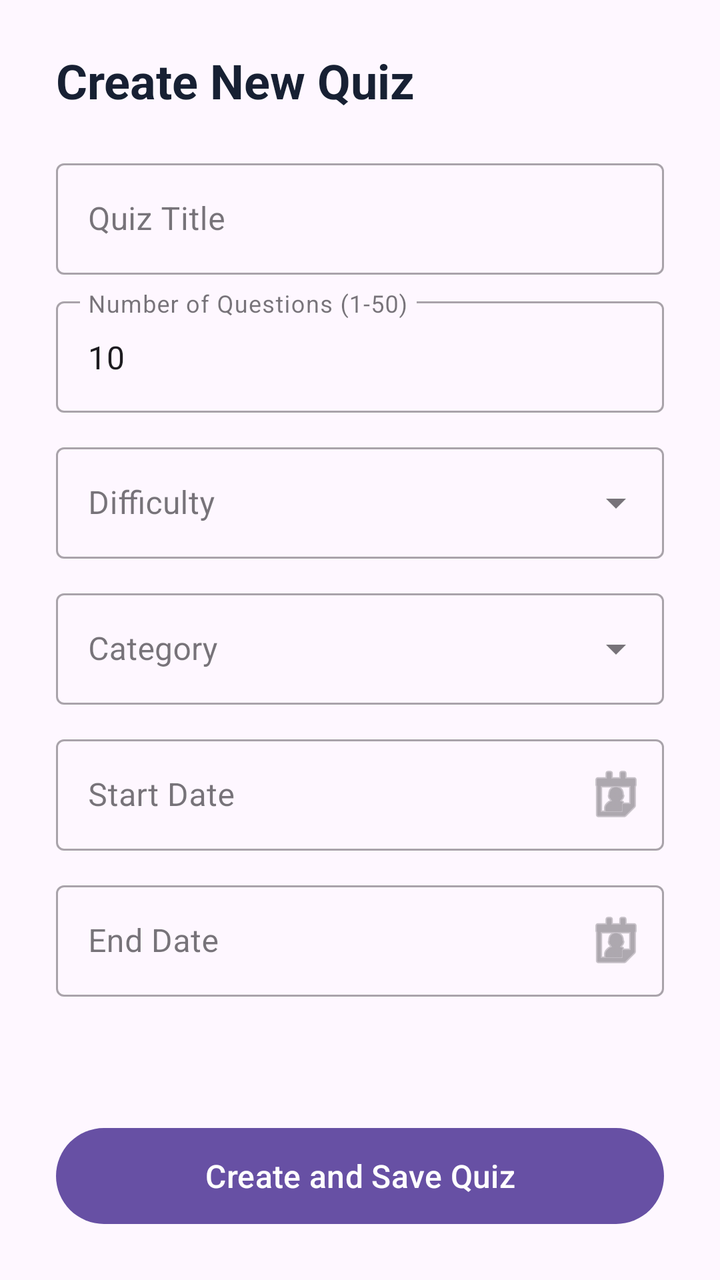
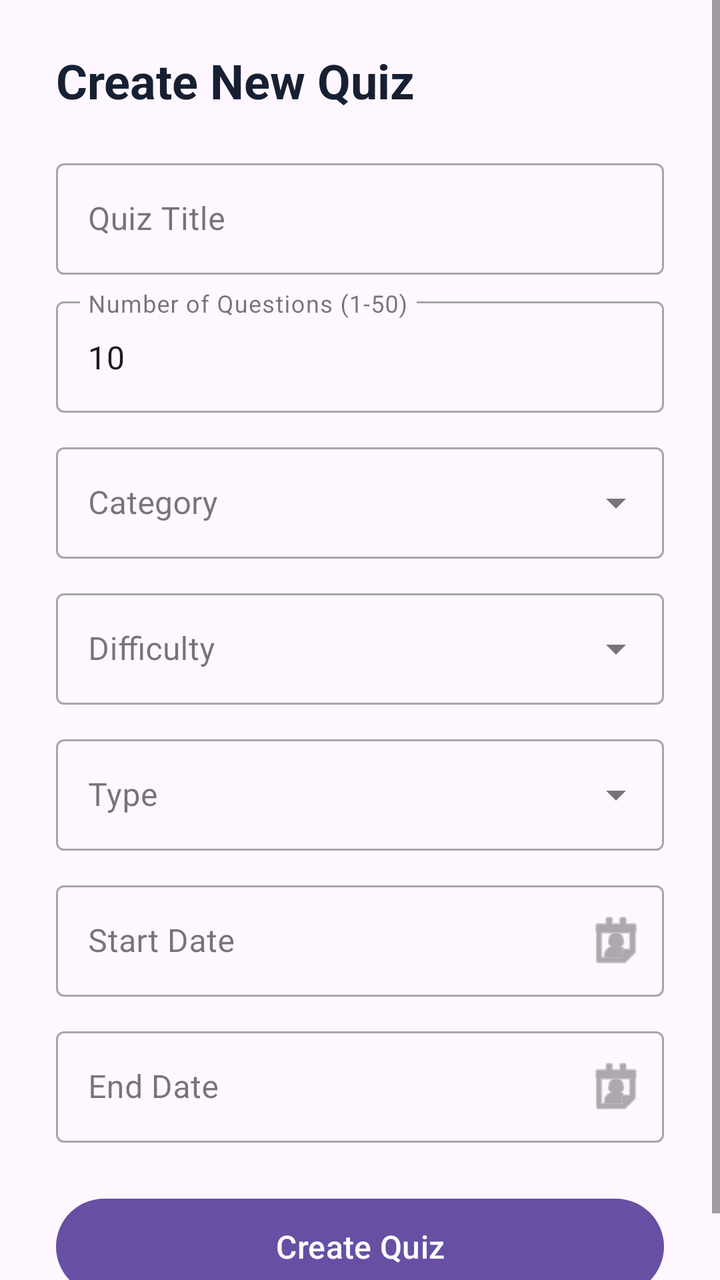

Screens rendered from an Android XML layout before and after an edit, with the pre-edit source and the edit as a unified diff.
<!-- AndroidManifest.xml: application theme Theme.ISCG7424Assessment2QuizApp -->
<!-- res/layout/fragment_admin_create_quiz.xml -->
<?xml version="1.0" encoding="utf-8"?>
<ScrollView xmlns:android="http://schemas.android.com/apk/res/android"
    xmlns:app="http://schemas.android.com/apk/res-auto"
    xmlns:tools="http://schemas.android.com/tools"
    android:layout_width="match_parent"
    android:layout_height="match_parent"
    android:background="?attr/colorSurface"
    android:fillViewport="true">

    <LinearLayout
        android:layout_width="match_parent"
        android:layout_height="wrap_content"
        android:orientation="vertical"
        android:paddingHorizontal="28dp"
        android:paddingTop="24dp"
        android:paddingBottom="24dp">

        <TextView
            android:layout_width="wrap_content"
            android:layout_height="wrap_content"
            android:text="Create New Quiz"
            android:textColor="@color/quiz_app_text_primary"
            android:textSize="24sp"
            android:textStyle="bold" />

        
        <com.google.android.material.textfield.TextInputLayout
            style="@style/Widget.MaterialComponents.TextInputLayout.OutlinedBox"
            android:layout_width="match_parent"
            android:layout_height="wrap_content"
            android:layout_marginTop="20dp"
            android:hint="Quiz Title">

            <com.google.android.material.textfield.TextInputEditText
                android:id="@+id/etQuizTitle"
                android:layout_width="match_parent"
                android:layout_height="wrap_content"
                android:inputType="textCapWords" />
        </com.google.android.material.textfield.TextInputLayout>

        
        <com.google.android.material.textfield.TextInputLayout
            style="@style/Widget.MaterialComponents.TextInputLayout.OutlinedBox"
            android:layout_width="match_parent"
            android:layout_height="wrap_content"
            android:layout_marginTop="8dp"
            android:hint="Number of Questions (1-50)">

            <com.google.android.material.textfield.TextInputEditText
                android:id="@+id/etAmount"
                android:layout_width="match_parent"
                android:layout_height="wrap_content"
                android:inputType="number"
                android:text="10" />
        </com.google.android.material.textfield.TextInputLayout>

        
        <com.google.android.material.textfield.TextInputLayout
            style="@style/Widget.MaterialComponents.TextInputLayout.OutlinedBox.ExposedDropdownMenu"
            android:layout_width="match_parent"
            android:layout_height="wrap_content"
            android:layout_marginTop="12dp"
            android:hint="Difficulty">

            <AutoCompleteTextView
                android:id="@+id/spinnerDifficulty"
                android:layout_width="match_parent"
                android:layout_height="wrap_content"
                android:inputType="none" />
        </com.google.android.material.textfield.TextInputLayout>

        
        <com.google.android.material.textfield.TextInputLayout
            style="@style/Widget.MaterialComponents.TextInputLayout.OutlinedBox.ExposedDropdownMenu"
            android:layout_width="match_parent"
            android:layout_height="wrap_content"
            android:layout_marginTop="12dp"
            android:hint="Category">

            <AutoCompleteTextView
                android:id="@+id/spinnerCategory"
                android:layout_width="match_parent"
                android:layout_height="wrap_content"
                android:inputType="none" />
        </com.google.android.material.textfield.TextInputLayout>

        
        <com.google.android.material.textfield.TextInputLayout
            style="@style/Widget.MaterialComponents.TextInputLayout.OutlinedBox"
            android:layout_width="match_parent"
            android:layout_height="wrap_content"
            android:layout_marginTop="12dp"
            android:hint="Start Date"
            app:endIconDrawable="@android:drawable/ic_menu_my_calendar"
            app:endIconMode="custom">

            <com.google.android.material.textfield.TextInputEditText
                android:id="@+id/etStartDate"
                android:layout_width="match_parent"
                android:layout_height="wrap_content"
                android:cursorVisible="false"
                android:focusable="false" />
        </com.google.android.material.textfield.TextInputLayout>

        <com.google.android.material.textfield.TextInputLayout
            style="@style/Widget.MaterialComponents.TextInputLayout.OutlinedBox"
            android:layout_width="match_parent"
            android:layout_height="wrap_content"
            android:layout_marginTop="12dp"
            android:hint="End Date"
            app:endIconDrawable="@android:drawable/ic_menu_my_calendar"
            app:endIconMode="custom">

            <com.google.android.material.textfield.TextInputEditText
                android:id="@+id/etEndDate"
                android:layout_width="match_parent"
                android:layout_height="wrap_content"
                android:cursorVisible="false"
                android:focusable="false" />
        </com.google.android.material.textfield.TextInputLayout>

        
        <View
            android:layout_width="match_parent"
            android:layout_height="0dp"
            android:layout_weight="1"
            android:minHeight="24dp" />

        
        <ProgressBar
            android:id="@+id/progressBar"
            android:layout_width="wrap_content"
            android:layout_height="wrap_content"
            android:layout_gravity="center"
            android:layout_marginVertical="8dp"
            android:visibility="gone" />

        
        <com.google.android.material.button.MaterialButton
            android:id="@+id/btnCreateQuiz"
            android:layout_width="match_parent"
            android:layout_height="56dp"
            android:text="Create and Save Quiz"
            android:textSize="16sp"
            app:cornerRadius="28dp" />

    </LinearLayout>
</ScrollView>
<!-- resources referenced by this layout -->
<resources>
  <color name="quiz_app_text_primary">#172033</color>
  <style name="Theme.ISCG7424Assessment2QuizApp" parent="Base.Theme.ISCG7424Assessment2QuizApp" />
  <style name="Base.Theme.ISCG7424Assessment2QuizApp" parent="Theme.Material3.DayNight.NoActionBar">
          
          
      </style>
</resources>

<!-- the commit's change to res/layout/fragment_admin_create_quiz.xml (unified diff, before → after) -->
@@ -60,6 +60,21 @@
             android:layout_width="match_parent"
             android:layout_height="wrap_content"
             android:layout_marginTop="12dp"
+            android:hint="Category">
+
+            <AutoCompleteTextView
+                android:id="@+id/spinnerCategory"
+                android:layout_width="match_parent"
+                android:layout_height="wrap_content"
+                android:inputType="none" />
+        </com.google.android.material.textfield.TextInputLayout>
+
+        
+        <com.google.android.material.textfield.TextInputLayout
+            style="@style/Widget.MaterialComponents.TextInputLayout.OutlinedBox.ExposedDropdownMenu"
+            android:layout_width="match_parent"
+            android:layout_height="wrap_content"
+            android:layout_marginTop="12dp"
             android:hint="Difficulty">
 
             <AutoCompleteTextView
@@ -75,10 +90,10 @@
             android:layout_width="match_parent"
             android:layout_height="wrap_content"
             android:layout_marginTop="12dp"
-            android:hint="Category">
+            android:hint="Type">
 
             <AutoCompleteTextView
-                android:id="@+id/spinnerCategory"
+                android:id="@+id/spinnerType"
                 android:layout_width="match_parent"
                 android:layout_height="wrap_content"
                 android:inputType="none" />
@@ -140,7 +155,7 @@
             android:id="@+id/btnCreateQuiz"
             android:layout_width="match_parent"
             android:layout_height="56dp"
-            android:text="Create and Save Quiz"
+            android:text="Create Quiz"
             android:textSize="16sp"
             app:cornerRadius="28dp" />
 
